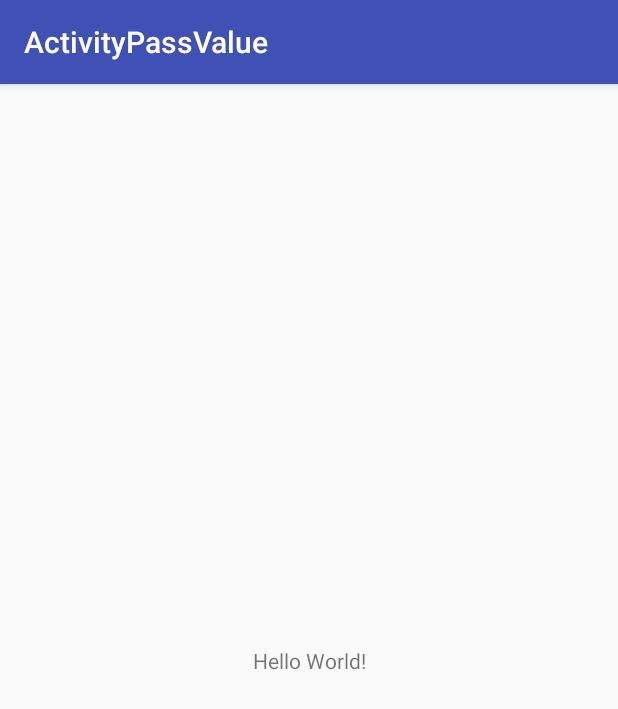
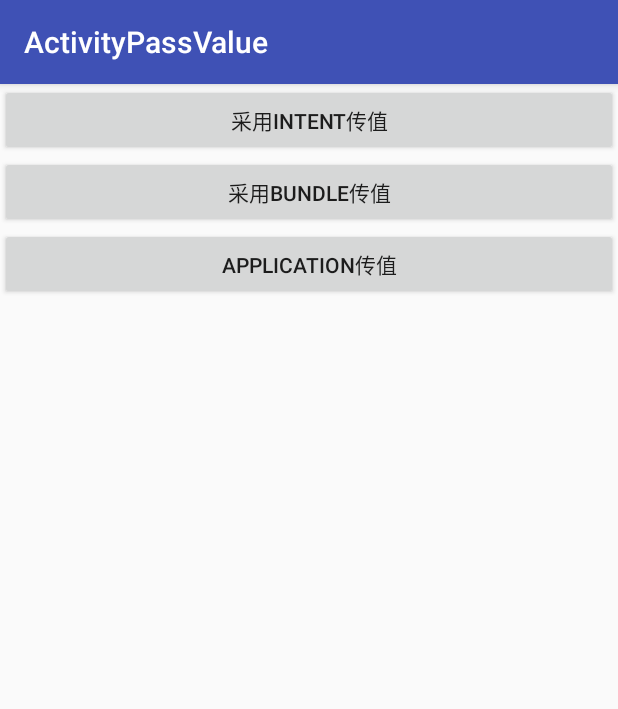
Before and after one commit to dahuozi/ActivityPassValue, an Android app: the screen it shows after launch (MainActivity), on a phone screen of 412 x 824 dp. Shown: the top 709 px of the screen. Run offline under Robolectric (Android 15) with nearby library versions, the phone set to English and light mode, and no system bars.

Commit message:
Activity传值的实例

```diff
--- a/app/src/main/AndroidManifest.xml
+++ b/app/src/main/AndroidManifest.xml
@@ -3,6 +3,7 @@
     package="com.dahuozi.activitypassvalue">
 
     <application
+        android:name=".MyApplication"
         android:allowBackup="true"
         android:icon="@mipmap/ic_launcher"
         android:label="@string/app_name"
@@ -16,6 +17,9 @@
                 <category android:name="android.intent.category.LAUNCHER" />
             </intent-filter>
         </activity>
+        <activity android:name=".resultActivity">
+
+        </activity>
     </application>
 
 </manifest>
--- /dev/null
+++ b/app/src/main/java/com/dahuozi/activitypassvalue/MyApplication.java
@@ -0,0 +1,26 @@
+package com.dahuozi.activitypassvalue;
+
+import android.app.Application;
+
+/**
+ * Created by lenovo on 2017/10/13.
+ * 全局存储数据
+ */
+
+public class MyApplication extends Application {
+    private String name;
+    private int age;
+    public String getName(){
+        return name;
+    }
+    public void setName(String name){
+        this.name = name;
+    }
+    public int getAge(){
+        return age;
+    }
+    public void setAge(int age){
+        this.age = age;
+    }
+
+}
--- a/app/src/main/res/layout/activity_main.xml
+++ b/app/src/main/res/layout/activity_main.xml
@@ -1,18 +1,27 @@
 <?xml version="1.0" encoding="utf-8"?>
-<android.support.constraint.ConstraintLayout xmlns:android="http://schemas.android.com/apk/res/android"
-    xmlns:app="http://schemas.android.com/apk/res-auto"
+<LinearLayout xmlns:android="http://schemas.android.com/apk/res/android"
     xmlns:tools="http://schemas.android.com/tools"
     android:layout_width="match_parent"
     android:layout_height="match_parent"
-    tools:context="com.dahuozi.activitypassvalue.MainActivity">
-
-    <TextView
-        android:layout_width="wrap_content"
+    tools:context="com.dahuozi.activitypassvalue.MainActivity"
+    android:orientation="vertical">
+<Button
+    android:id="@+id/btn1"
+    android:layout_width="match_parent"
+    android:layout_height="wrap_content"
+    android:onClick="send"
+    android:text="@string/btn1_name"
+    />
+    <Button
+        android:id="@+id/btn2"
+        android:layout_width="match_parent"
         android:layout_height="wrap_content"
-        android:text="Hello World!"
-        app:layout_constraintBottom_toBottomOf="parent"
-        app:layout_constraintLeft_toLeftOf="parent"
-        app:layout_constraintRight_toRightOf="parent"
-        app:layout_constraintTop_toTopOf="parent" />
-
-</android.support.constraint.ConstraintLayout>
+        android:text="@string/btn2_name"
+        android:onClick="send"/>
+    <Button
+        android:id="@+id/btn3"
+        android:layout_width="match_parent"
+        android:layout_height="wrap_content"
+        android:text="@string/btn3_name"
+        android:onClick="click"/>
+</LinearLayout>
--- a/app/src/main/res/values/strings.xml
+++ b/app/src/main/res/values/strings.xml
@@ -1,3 +1,7 @@
 <resources>
     <string name="app_name">ActivityPassValue</string>
+    <string name="btn1_name">采用Intent传值</string>
+    <string name="btn2_name">采用Bundle传值</string>
+    <string name="btn3_name">Application传值</string>
+    <string name="tx">这里是时结果也</string>
 </resources>
```
Also changed, not shown: app/src/main/java/com/dahuozi/activitypassvalue/MainActivity.java (+37 -1 lines), app/src/main/java/com/dahuozi/activitypassvalue/resultActivity.java (added, +43 -0 lines), app/src/main/res/layout/result_layout.xml (added, +13 -0 lines).
